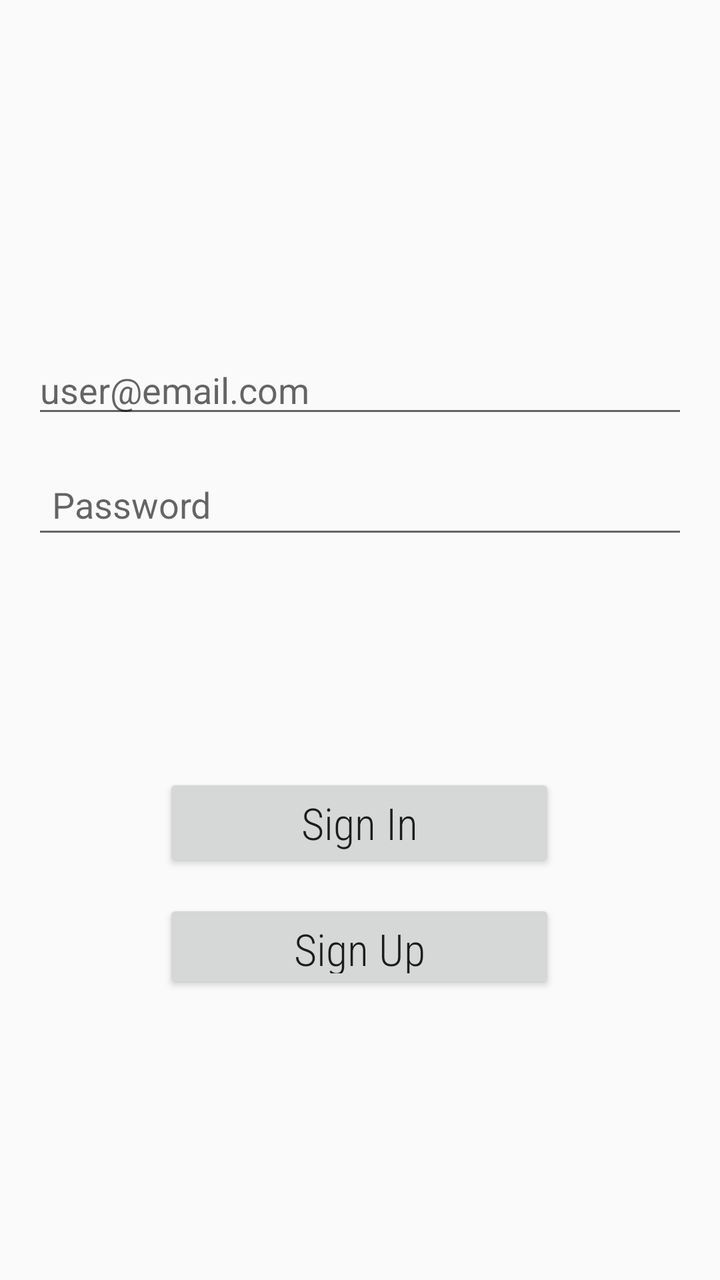
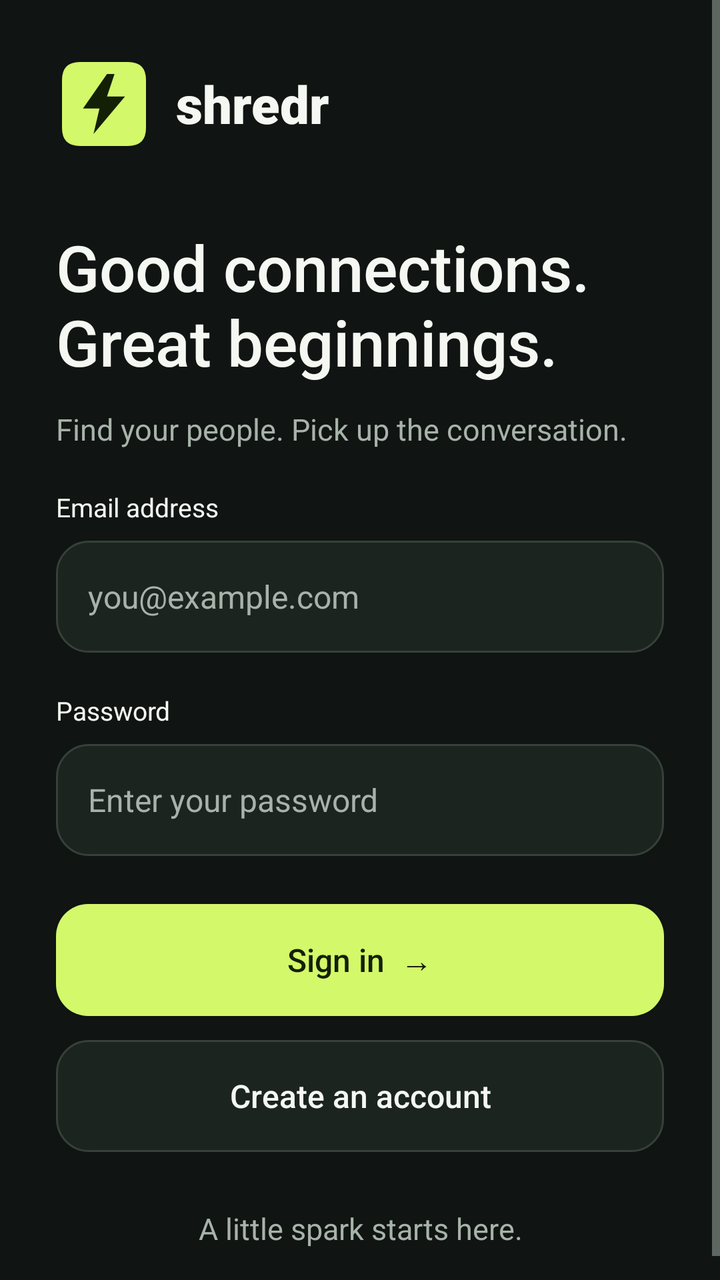

Before-and-after screenshots of an Android layout around one commit, followed by the original layout XML and the change that was made.
<!-- AndroidManifest.xml: application theme AppTheme.NoActionBar -->
<!-- res/layout/fragment_sign_in.xml -->
<?xml version="1.0" encoding="utf-8"?>
<androidx.constraintlayout.widget.ConstraintLayout xmlns:android="http://schemas.android.com/apk/res/android"
    xmlns:app="http://schemas.android.com/apk/res-auto"
    xmlns:tools="http://schemas.android.com/tools"
    android:layout_width="match_parent"
    android:layout_height="match_parent"
    tools:context=".SignIn">

    <Button
        android:id="@+id/buttonSignIn"
        style="@style/Widget.AppCompat.Button"
        android:layout_width="196dp"
        android:layout_height="0dp"
        android:layout_marginBottom="204dp"
        android:fontFamily="sans-serif-condensed-light"
        android:text="@string/sign_in"
        android:textAppearance="@style/TextAppearance.AppCompat.Large"
        app:layout_constraintBottom_toBottomOf="parent"
        app:layout_constraintEnd_toEndOf="parent"
        app:layout_constraintHorizontal_bias="0.497"
        app:layout_constraintStart_toStartOf="parent" />

    <Button
        android:id="@+id/buttonSignUp"
        android:layout_width="196dp"
        android:layout_height="47dp"
        android:layout_marginTop="14dp"
        android:layout_marginBottom="144dp"
        android:fontFamily="sans-serif-condensed-light"
        android:text="@string/sign_up"
        android:textAppearance="@style/TextAppearance.AppCompat.Large"
        app:layout_constraintBottom_toBottomOf="parent"
        app:layout_constraintEnd_toEndOf="parent"
        app:layout_constraintHorizontal_bias="0.497"
        app:layout_constraintStart_toStartOf="parent"
        app:layout_constraintTop_toBottomOf="@+id/buttonSignIn" />

    <EditText
        android:id="@+id/loginEmail"
        android:layout_width="match_parent"
        android:layout_height="wrap_content"
        android:layout_marginTop="153dp"
        android:layout_marginBottom="282dp"
        android:ems="10"
        android:layout_margin="16dp"
        android:hint="@string/user_email_com"
        android:inputType="textEmailAddress"
        app:layout_constraintBottom_toTopOf="@+id/buttonSignIn"
        app:layout_constraintEnd_toEndOf="parent"
        app:layout_constraintStart_toStartOf="parent"
        app:layout_constraintTop_toTopOf="parent"
        android:autofillHints="" />

    <EditText
        android:id="@+id/loginPass"
        android:layout_width="match_parent"
        android:layout_height="wrap_content"
        android:layout_marginTop="24dp"
        android:autofillHints=""
        android:padding="10dp"
        android:layout_margin="16dp"
        android:ems="10"
        android:hint="@string/password"
        android:inputType="textPassword"
        app:layout_constraintBottom_toTopOf="@+id/buttonSignIn"
        app:layout_constraintTop_toBottomOf="@+id/loginEmail"
        app:layout_constraintVertical_bias="0.0"
        tools:layout_editor_absoluteX="100dp" />
</androidx.constraintlayout.widget.ConstraintLayout>
<!-- resources referenced by this layout -->
<resources>
  <string name="password">Password</string>
  <string name="sign_in">Sign In</string>
  <string name="sign_up">Sign Up</string>
  <string name="user_email_com">user@email.com</string>
  <style name="AppTheme.NoActionBar" parent="Theme.AppCompat.Light.DarkActionBar">
          <item name="colorPrimary">@color/colorPrimary</item>
      </style>
  <color name="colorPrimary">#6200EE</color>
</resources>

<!-- the commit's change to res/layout/fragment_sign_in.xml (unified diff, before → after) -->
@@ -1,69 +1,18 @@
-<?xml version="1.0" encoding="utf-8"?>
-<androidx.constraintlayout.widget.ConstraintLayout xmlns:android="http://schemas.android.com/apk/res/android"
-    xmlns:app="http://schemas.android.com/apk/res-auto"
-    xmlns:tools="http://schemas.android.com/tools"
-    android:layout_width="match_parent"
-    android:layout_height="match_parent"
-    tools:context=".SignIn">
-
-    <Button
-        android:id="@+id/buttonSignIn"
-        style="@style/Widget.AppCompat.Button"
-        android:layout_width="196dp"
-        android:layout_height="0dp"
-        android:layout_marginBottom="204dp"
-        android:fontFamily="sans-serif-condensed-light"
-        android:text="@string/sign_in"
-        android:textAppearance="@style/TextAppearance.AppCompat.Large"
-        app:layout_constraintBottom_toBottomOf="parent"
-        app:layout_constraintEnd_toEndOf="parent"
-        app:layout_constraintHorizontal_bias="0.497"
-        app:layout_constraintStart_toStartOf="parent" />
-
-    <Button
-        android:id="@+id/buttonSignUp"
-        android:layout_width="196dp"
-        android:layout_height="47dp"
-        android:layout_marginTop="14dp"
-        android:layout_marginBottom="144dp"
-        android:fontFamily="sans-serif-condensed-light"
-        android:text="@string/sign_up"
-        android:textAppearance="@style/TextAppearance.AppCompat.Large"
-        app:layout_constraintBottom_toBottomOf="parent"
-        app:layout_constraintEnd_toEndOf="parent"
-        app:layout_constraintHorizontal_bias="0.497"
-        app:layout_constraintStart_toStartOf="parent"
-        app:layout_constraintTop_toBottomOf="@+id/buttonSignIn" />
-
-    <EditText
-        android:id="@+id/loginEmail"
-        android:layout_width="match_parent"
-        android:layout_height="wrap_content"
-        android:layout_marginTop="153dp"
-        android:layout_marginBottom="282dp"
-        android:ems="10"
-        android:layout_margin="16dp"
-        android:hint="@string/user_email_com"
-        android:inputType="textEmailAddress"
-        app:layout_constraintBottom_toTopOf="@+id/buttonSignIn"
-        app:layout_constraintEnd_toEndOf="parent"
-        app:layout_constraintStart_toStartOf="parent"
-        app:layout_constraintTop_toTopOf="parent"
-        android:autofillHints="" />
-
-    <EditText
-        android:id="@+id/loginPass"
-        android:layout_width="match_parent"
-        android:layout_height="wrap_content"
-        android:layout_marginTop="24dp"
-        android:autofillHints=""
-        android:padding="10dp"
-        android:layout_margin="16dp"
-        android:ems="10"
-        android:hint="@string/password"
-        android:inputType="textPassword"
-        app:layout_constraintBottom_toTopOf="@+id/buttonSignIn"
-        app:layout_constraintTop_toBottomOf="@+id/loginEmail"
-        app:layout_constraintVertical_bias="0.0"
-        tools:layout_editor_absoluteX="100dp" />
-</androidx.constraintlayout.widget.ConstraintLayout>
+﻿<?xml version="1.0" encoding="utf-8"?>
+<ScrollView xmlns:android="http://schemas.android.com/apk/res/android" xmlns:app="http://schemas.android.com/apk/res-auto" android:layout_width="match_parent" android:layout_height="match_parent" android:fillViewport="true">
+    <LinearLayout android:layout_width="match_parent" android:layout_height="wrap_content" android:orientation="vertical" android:padding="28dp" android:focusableInTouchMode="true">
+        <LinearLayout android:layout_width="match_parent" android:layout_height="wrap_content" android:orientation="horizontal" android:gravity="center_vertical" android:layout_marginBottom="36dp">
+            <ImageView android:layout_width="48dp" android:layout_height="48dp" android:src="@drawable/brand_mark" android:contentDescription="Shredr" />
+            <TextView android:layout_width="wrap_content" android:layout_height="wrap_content" android:layout_marginStart="12dp" android:text="shredr" android:textSize="26sp" android:fontFamily="sans-serif-black" android:textColor="@color/white" />
+        </LinearLayout>
+        <TextView style="@style/Title" android:text="Good connections.&#xA;Great beginnings." />
+        <TextView style="@style/Body" android:text="Find your people. Pick up the conversation." />
+        <TextView style="@style/Label" android:text="Email address" />
+        <EditText android:id="@+id/loginEmail" style="@style/Field" android:hint="you@example.com" android:inputType="textEmailAddress" android:autofillHints="emailAddress" />
+        <TextView style="@style/Label" android:text="Password" />
+        <EditText android:id="@+id/loginPass" style="@style/Field" android:hint="Enter your password" android:inputType="textPassword" android:autofillHints="password" />
+        <androidx.appcompat.widget.AppCompatButton android:id="@+id/buttonSignIn" style="@style/PrimaryButton" android:text="Sign in  →" />
+        <androidx.appcompat.widget.AppCompatButton android:id="@+id/buttonSignUp" style="@style/SecondaryButton" android:text="Create an account" />
+        <TextView style="@style/Body" android:layout_marginTop="28dp" android:gravity="center" android:text="A little spark starts here." />
+    </LinearLayout>
+</ScrollView>
<!-- resource entries referenced after the edit -->
@@ -1,12 +1,79 @@
 <!-- resources referenced by this layout -->
 <resources>
-  <string name="password">Password</string>
-  <string name="sign_in">Sign In</string>
-  <string name="sign_up">Sign Up</string>
-  <string name="user_email_com">user@email.com</string>
-  <style name="AppTheme.NoActionBar" parent="Theme.AppCompat.Light.DarkActionBar">
+  <color name="white">#F5F7F2</color>
+  <!-- drawable brand_mark (drawable) -->
+  <vector xmlns:android="http://schemas.android.com/apk/res/android" android:width="64dp" android:height="64dp" android:viewportWidth="64" android:viewportHeight="64"><path android:fillColor="#D3F86A" android:pathData="M16,4 L48,4 Q60,4 60,16 L60,48 Q60,60 48,60 L16,60 Q4,60 4,48 L4,16 Q4,4 16,4"/><path android:fillColor="#142006" android:pathData="M34,12 L18,35 L29,35 L25,52 L46,27 L34,27 L39,12 Z"/></vector>
+  <style name="Body">
+          <item name="android:layout_width">match_parent</item>
+          <item name="android:layout_height">wrap_content</item>
+          <item name="android:textColor">@color/muted</item>
+          <item name="android:textSize">15sp</item>
+          <item name="android:lineSpacingExtra">4dp</item>
+      </style>
+  <style name="Field">
+          <item name="android:layout_width">match_parent</item>
+          <item name="android:layout_height">56dp</item>
+          <item name="android:background">@drawable/field_bg</item>
+          <item name="android:backgroundTint">@null</item>
+          <item name="android:padding">16dp</item>
+          <item name="android:textSize">16sp</item>
+          <item name="android:textColor">@color/white</item>
+          <item name="android:textColorHint">@color/muted</item>
+          <item name="android:singleLine">true</item>
+      </style>
+  <style name="Label" parent="Body">
+          <item name="android:textColor">@color/white</item>
+          <item name="android:textSize">13sp</item>
+          <item name="android:layout_marginTop">20dp</item>
+          <item name="android:layout_marginBottom">8dp</item>
+      </style>
+  <style name="PrimaryButton" parent="Widget.AppCompat.Button">
+          <item name="android:layout_width">match_parent</item>
+          <item name="android:layout_height">56dp</item>
+          <item name="android:layout_marginTop">24dp</item>
+          <item name="android:background">@drawable/button_bg</item>
+          <item name="android:backgroundTint">@null</item>
+          <item name="android:textColor">#142006</item>
+          <item name="android:textAllCaps">false</item>
+          <item name="android:textSize">16sp</item>
+          <item name="android:fontFamily">sans-serif-medium</item>
+          <item name="android:stateListAnimator">@null</item>
+      </style>
+  <style name="SecondaryButton" parent="PrimaryButton">
+          <item name="android:background">@drawable/field_bg</item>
+          <item name="android:textColor">@color/white</item>
+          <item name="android:layout_marginTop">12dp</item>
+      </style>
+  <style name="Title">
+          <item name="android:layout_width">match_parent</item>
+          <item name="android:layout_height">wrap_content</item>
+          <item name="android:textColor">@color/white</item>
+          <item name="android:textSize">32sp</item>
+          <item name="android:fontFamily">sans-serif-medium</item>
+          <item name="android:layout_marginBottom">12dp</item>
+      </style>
+  <style name="AppTheme.NoActionBar" parent="AppTheme" />
+  <color name="muted">#A7B3AA</color>
+  <!-- drawable field_bg (drawable) -->
+  <selector xmlns:android="http://schemas.android.com/apk/res/android"><item android:state_focused="true"><shape><solid android:color="@color/surface"/><corners android:radius="16dp"/><stroke android:width="2dp" android:color="@color/colorAccent"/></shape></item><item><shape><solid android:color="@color/surface"/><corners android:radius="16dp"/><stroke android:width="1dp" android:color="#354139"/></shape></item></selector>
+  <!-- drawable button_bg (drawable) -->
+  <ripple xmlns:android="http://schemas.android.com/apk/res/android" android:color="#44708020"><item><shape><solid android:color="@color/colorAccent"/><corners android:radius="16dp"/></shape></item></ripple>
+  <style name="AppTheme" parent="Theme.AppCompat.NoActionBar">
           <item name="colorPrimary">@color/colorPrimary</item>
+          <item name="colorPrimaryDark">@color/colorPrimaryDark</item>
+          <item name="colorAccent">@color/colorAccent</item>
+          <item name="android:windowBackground">@color/colorPrimaryDark</item>
+          <item name="android:colorBackground">@color/colorPrimaryDark</item>
+          <item name="android:textColorPrimary">@color/white</item>
+          <item name="android:textColorSecondary">@color/muted</item>
+          <item name="android:fontFamily">sans-serif</item>
+          <item name="android:statusBarColor">@color/colorPrimaryDark</item>
+          <item name="android:navigationBarColor">@color/colorPrimaryDark</item>
+          <item name="android:windowLightStatusBar">false</item>
       </style>
-  <color name="colorPrimary">#6200EE</color>
+  <color name="surface">#1C241F</color>
+  <color name="colorAccent">#D3F86A</color>
+  <color name="colorPrimary">#171C1A</color>
+  <color name="colorPrimaryDark">#101412</color>
 </resources>
 
